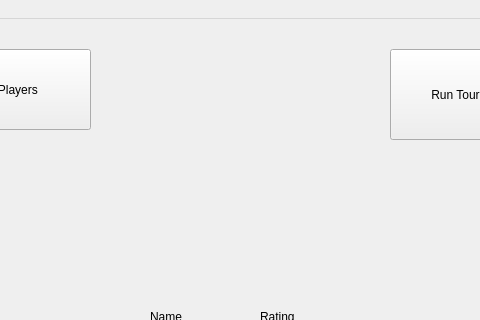
Old version of the form mainwindow.ui in the repository RDG0818/SwissSystem2; both pictures show x 120 to 600 and y 0 to 320 of the 800 by 600 pixel window.
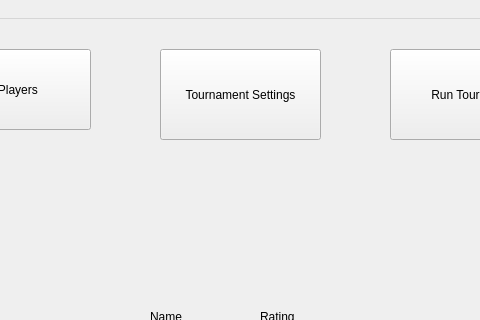
New version of the form.

Commit message: Finished Tournament Settings menu

```diff
--- a/mainwindow.ui
+++ b/mainwindow.ui
@@ -86,6 +86,19 @@
      <string>Rating</string>
     </property>
    </widget>
+   <widget class="QPushButton" name="pushButton_3">
+    <property name="geometry">
+     <rect>
+      <x>280</x>
+      <y>30</y>
+      <width>161</width>
+      <height>91</height>
+     </rect>
+    </property>
+    <property name="text">
+     <string>Tournament Settings</string>
+    </property>
+   </widget>
   </widget>
   <widget class="QMenuBar" name="menubar">
    <property name="geometry">
```
The commit also changes 6 other files.
